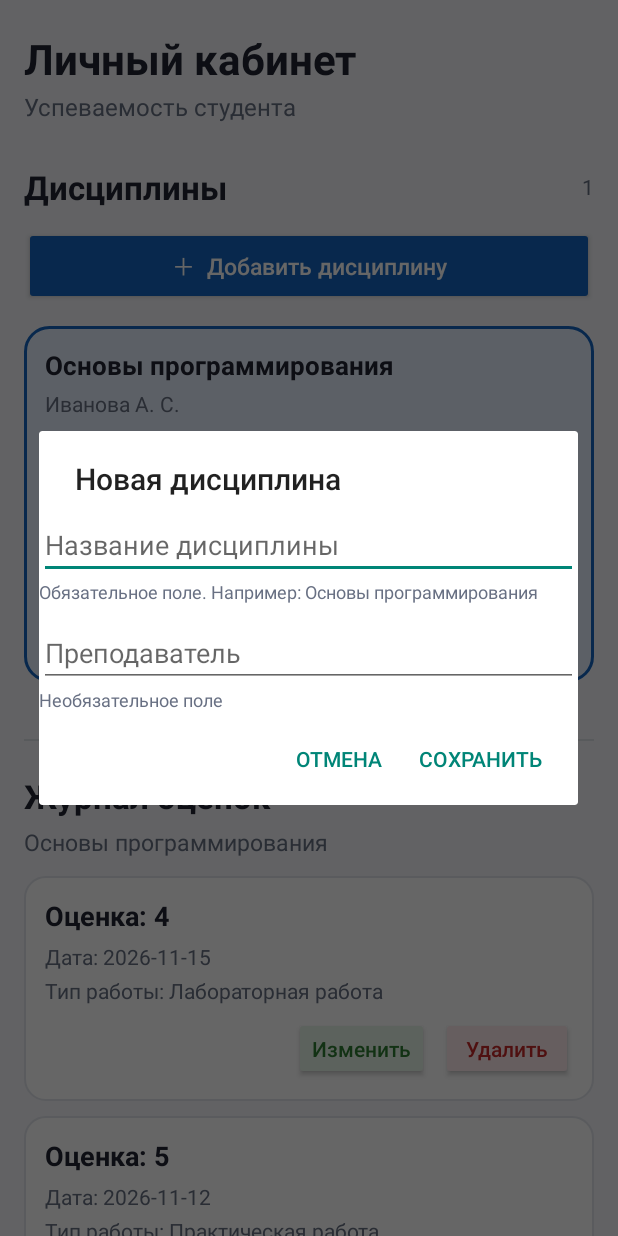
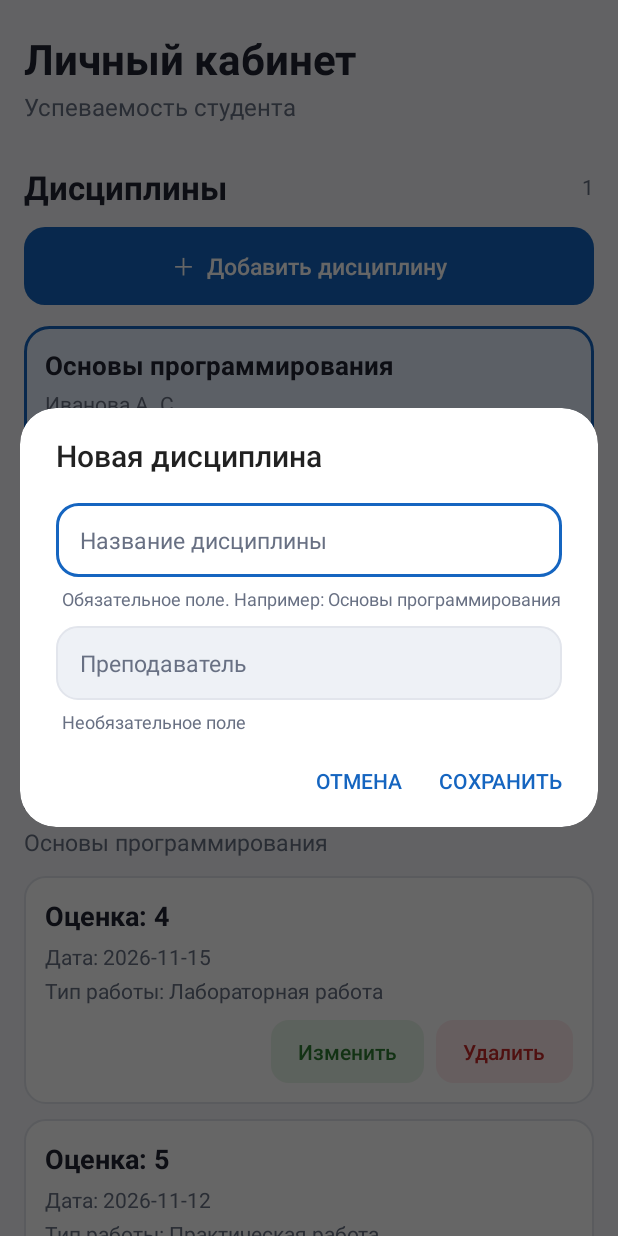
Before and after one commit to Manya-Mari/Studentkab, an Android app built with Jetpack Compose: the screen it shows after launch (MainActivity), after a tap on "＋ Добавить дисциплину", on a phone screen of 412 x 824 dp. Run offline under Robolectric (Android 15) with nearby library versions, the phone set to English and light mode, and no system bars; our stand-ins replace Room's generated code.

Commit message:
update disain

```diff
--- /dev/null
+++ b/app/src/main/res/drawable/bg_button_add.xml
@@ -0,0 +1,15 @@
+<?xml version="1.0" encoding="utf-8"?>
+<selector xmlns:android="http://schemas.android.com/apk/res/android">
+    <item android:state_pressed="true">
+        <shape android:shape="rectangle">
+            <solid android:color="#0D47A1" />
+            <corners android:radius="14dp" />
+        </shape>
+    </item>
+    <item>
+        <shape android:shape="rectangle">
+            <solid android:color="@color/action_add" />
+            <corners android:radius="14dp" />
+        </shape>
+    </item>
+</selector>
--- /dev/null
+++ b/app/src/main/res/drawable/bg_button_delete.xml
@@ -0,0 +1,15 @@
+<?xml version="1.0" encoding="utf-8"?>
+<selector xmlns:android="http://schemas.android.com/apk/res/android">
+    <item android:state_pressed="true">
+        <shape android:shape="rectangle">
+            <solid android:color="#8E0000" />
+            <corners android:radius="14dp" />
+        </shape>
+    </item>
+    <item>
+        <shape android:shape="rectangle">
+            <solid android:color="@color/action_delete" />
+            <corners android:radius="14dp" />
+        </shape>
+    </item>
+</selector>
--- /dev/null
+++ b/app/src/main/res/drawable/bg_button_delete_container.xml
@@ -0,0 +1,15 @@
+<?xml version="1.0" encoding="utf-8"?>
+<selector xmlns:android="http://schemas.android.com/apk/res/android">
+    <item android:state_pressed="true">
+        <shape android:shape="rectangle">
+            <solid android:color="#FFCDD2" />
+            <corners android:radius="12dp" />
+        </shape>
+    </item>
+    <item>
+        <shape android:shape="rectangle">
+            <solid android:color="@color/action_delete_container" />
+            <corners android:radius="12dp" />
+        </shape>
+    </item>
+</selector>
--- /dev/null
+++ b/app/src/main/res/drawable/bg_button_edit.xml
@@ -0,0 +1,15 @@
+<?xml version="1.0" encoding="utf-8"?>
+<selector xmlns:android="http://schemas.android.com/apk/res/android">
+    <item android:state_pressed="true">
+        <shape android:shape="rectangle">
+            <solid android:color="#1B5E20" />
+            <corners android:radius="14dp" />
+        </shape>
+    </item>
+    <item>
+        <shape android:shape="rectangle">
+            <solid android:color="@color/action_edit" />
+            <corners android:radius="14dp" />
+        </shape>
+    </item>
+</selector>
--- /dev/null
+++ b/app/src/main/res/drawable/bg_button_edit_container.xml
@@ -0,0 +1,15 @@
+<?xml version="1.0" encoding="utf-8"?>
+<selector xmlns:android="http://schemas.android.com/apk/res/android">
+    <item android:state_pressed="true">
+        <shape android:shape="rectangle">
+            <solid android:color="#C8E6C9" />
+            <corners android:radius="12dp" />
+        </shape>
+    </item>
+    <item>
+        <shape android:shape="rectangle">
+            <solid android:color="@color/action_edit_container" />
+            <corners android:radius="12dp" />
+        </shape>
+    </item>
+</selector>
--- /dev/null
+++ b/app/src/main/res/drawable/bg_button_primary.xml
@@ -0,0 +1,15 @@
+<?xml version="1.0" encoding="utf-8"?>
+<selector xmlns:android="http://schemas.android.com/apk/res/android">
+    <item android:state_pressed="true">
+        <shape android:shape="rectangle">
+            <solid android:color="#0D47A1" />
+            <corners android:radius="14dp" />
+        </shape>
+    </item>
+    <item>
+        <shape android:shape="rectangle">
+            <solid android:color="@color/action_add" />
+            <corners android:radius="14dp" />
+        </shape>
+    </item>
+</selector>
--- /dev/null
+++ b/app/src/main/res/drawable/bg_dialog.xml
@@ -0,0 +1,6 @@
+<?xml version="1.0" encoding="utf-8"?>
+<shape xmlns:android="http://schemas.android.com/apk/res/android"
+    android:shape="rectangle">
+    <solid android:color="@color/card_surface" />
+    <corners android:radius="24dp" />
+</shape>
--- /dev/null
+++ b/app/src/main/res/drawable/bg_text_input.xml
@@ -0,0 +1,17 @@
+<?xml version="1.0" encoding="utf-8"?>
+<selector xmlns:android="http://schemas.android.com/apk/res/android">
+    <item android:state_focused="true">
+        <shape android:shape="rectangle">
+            <solid android:color="@color/card_surface" />
+            <stroke android:width="2dp" android:color="@color/action_add" />
+            <corners android:radius="14dp" />
+        </shape>
+    </item>
+    <item>
+        <shape android:shape="rectangle">
+            <solid android:color="@color/info_surface" />
+            <stroke android:width="1dp" android:color="@color/card_stroke" />
+            <corners android:radius="14dp" />
+        </shape>
+    </item>
+</selector>
--- a/app/src/main/res/layout/activity_main.xml
+++ b/app/src/main/res/layout/activity_main.xml
@@ -58,14 +58,11 @@
 
         <Button
             android:id="@+id/addDisciplineButton"
+            style="@style/Widget.Studentkab.Button.Add"
             android:layout_width="match_parent"
             android:layout_height="52dp"
             android:layout_marginTop="12dp"
-            android:backgroundTint="@color/action_add"
-            android:text="＋  Добавить дисциплину"
-            android:textAllCaps="false"
-            android:textColor="@android:color/white"
-            android:textSize="15sp" />
+            android:text="＋  Добавить дисциплину" />
 
         <TextView
             android:id="@+id/emptyDisciplines"
--- a/app/src/main/res/layout/dialog_discipline.xml
+++ b/app/src/main/res/layout/dialog_discipline.xml
@@ -3,10 +3,13 @@
     android:layout_width="match_parent"
     android:layout_height="wrap_content"
     android:orientation="vertical"
+    android:paddingStart="24dp"
+    android:paddingEnd="24dp"
     android:paddingTop="8dp">
 
     <EditText
         android:id="@+id/inputDisciplineName"
+        style="@style/Widget.Studentkab.TextInput"
         android:layout_width="match_parent"
         android:layout_height="wrap_content"
         android:hint="Название дисциплины"
@@ -17,15 +20,17 @@
     <TextView
         android:layout_width="match_parent"
         android:layout_height="wrap_content"
+        android:layout_marginTop="6dp"
+        android:layout_marginStart="4dp"
         android:text="Обязательное поле. Например: Основы программирования"
         android:textColor="@color/text_secondary"
         android:textSize="12sp" />
 
     <EditText
         android:id="@+id/inputTeacherName"
+        style="@style/Widget.Studentkab.TextInput"
         android:layout_width="match_parent"
         android:layout_height="wrap_content"
-        android:layout_marginTop="10dp"
         android:hint="Преподаватель"
         android:inputType="textCapSentences"
         android:singleLine="true" />
@@ -33,6 +38,8 @@
     <TextView
         android:layout_width="match_parent"
         android:layout_height="wrap_content"
+        android:layout_marginTop="6dp"
+        android:layout_marginStart="4dp"
         android:text="Необязательное поле"
         android:textColor="@color/text_secondary"
         android:textSize="12sp" />
--- a/app/src/main/res/layout/dialog_grade.xml
+++ b/app/src/main/res/layout/dialog_grade.xml
@@ -12,6 +12,7 @@
 
         <EditText
             android:id="@+id/inputGradeValue"
+            style="@style/Widget.Studentkab.TextInput"
             android:layout_width="match_parent"
             android:layout_height="wrap_content"
             android:hint="Оценка (2–5)"
@@ -20,9 +21,9 @@
 
         <EditText
             android:id="@+id/inputGradeDate"
+            style="@style/Widget.Studentkab.TextInput"
             android:layout_width="match_parent"
             android:layout_height="wrap_content"
-            android:layout_marginTop="8dp"
             android:hint="Дата (ГГГГ-ММ-ДД)"
             android:inputType="date"
             android:singleLine="true" />
@@ -30,24 +31,26 @@
         <TextView
             android:layout_width="match_parent"
             android:layout_height="wrap_content"
+            android:layout_marginTop="6dp"
+            android:layout_marginStart="4dp"
             android:text="Формат: 2026-11-15"
             android:textColor="@color/text_secondary"
             android:textSize="12sp" />
 
         <EditText
             android:id="@+id/inputWorkType"
+            style="@style/Widget.Studentkab.TextInput"
             android:layout_width="match_parent"
             android:layout_height="wrap_content"
-            android:layout_marginTop="8dp"
             android:hint="Тип работы"
             android:inputType="textCapSentences"
             android:singleLine="true" />
 
         <EditText
             android:id="@+id/inputGradeComment"
+            style="@style/Widget.Studentkab.TextInput"
             android:layout_width="match_parent"
             android:layout_height="wrap_content"
-            android:layout_marginTop="8dp"
             android:gravity="top"
             android:hint="Комментарий"
             android:inputType="textCapSentences|textMultiLine"
--- a/app/src/main/res/layout/item_discipline.xml
+++ b/app/src/main/res/layout/item_discipline.xml
@@ -26,31 +26,25 @@
 
     <Button
         android:id="@+id/editDisciplineButton"
+        style="@style/Widget.Studentkab.Button.Edit"
         android:layout_width="match_parent"
         android:layout_height="46dp"
         android:layout_marginTop="12dp"
-        android:backgroundTint="@color/action_edit"
-        android:text="Изменить дисциплину"
-        android:textAllCaps="false"
-        android:textColor="@android:color/white" />
+        android:text="Изменить дисциплину" />
 
     <Button
         android:id="@+id/deleteDisciplineButton"
+        style="@style/Widget.Studentkab.Button.Delete"
         android:layout_width="match_parent"
         android:layout_height="46dp"
         android:layout_marginTop="6dp"
-        android:backgroundTint="@color/action_delete"
-        android:text="Удалить дисциплину"
-        android:textAllCaps="false"
-        android:textColor="@android:color/white" />
+        android:text="Удалить дисциплину" />
 
     <Button
         android:id="@+id/addGradeButton"
+        style="@style/Widget.Studentkab.Button.Add"
         android:layout_width="match_parent"
         android:layout_height="46dp"
         android:layout_marginTop="6dp"
-        android:backgroundTint="@color/action_add"
-        android:text="Добавить оценку"
-        android:textAllCaps="false"
-        android:textColor="@android:color/white" />
+        android:text="Добавить оценку" />
 </LinearLayout>
--- a/app/src/main/res/layout/item_grade.xml
+++ b/app/src/main/res/layout/item_grade.xml
@@ -43,27 +43,23 @@
     <LinearLayout
         android:layout_width="match_parent"
         android:layout_height="wrap_content"
-        android:layout_marginTop="8dp"
+        android:layout_marginTop="10dp"
         android:gravity="end"
         android:orientation="horizontal">
 
         <Button
             android:id="@+id/editGradeButton"
+            style="@style/Widget.Studentkab.Button.Compact.Edit"
             android:layout_width="wrap_content"
             android:layout_height="42dp"
-            android:backgroundTint="@color/action_edit_container"
-            android:text="Изменить"
-            android:textAllCaps="false"
-            android:textColor="@color/action_edit" />
+            android:text="Изменить" />
 
         <Button
             android:id="@+id/deleteGradeButton"
+            style="@style/Widget.Studentkab.Button.Compact.Delete"
             android:layout_width="wrap_content"
             android:layout_height="42dp"
             android:layout_marginStart="8dp"
-            android:backgroundTint="@color/action_delete_container"
-            android:text="Удалить"
-            android:textAllCaps="false"
-            android:textColor="@color/action_delete" />
+            android:text="Удалить" />
     </LinearLayout>
 </LinearLayout>
--- a/app/src/main/res/values/themes.xml
+++ b/app/src/main/res/values/themes.xml
@@ -1,5 +1,77 @@
 <?xml version="1.0" encoding="utf-8"?>
 <resources>
 
-    <style name="Theme.Studentkab" parent="android:Theme.Material.Light.NoActionBar" />
+    <style name="Theme.Studentkab" parent="android:Theme.Material.Light.NoActionBar">
+        <item name="android:colorAccent">@color/action_add</item>
+        <item name="android:alertDialogTheme">@style/Theme.Studentkab.Dialog</item>
+    </style>
+
+    <!-- Тема диалогов -->
+    <style name="Theme.Studentkab.Dialog" parent="android:Theme.Material.Light.Dialog.Alert">
+        <item name="android:colorAccent">@color/action_add</item>
+        <item name="android:windowBackground">@drawable/bg_dialog</item>
+        <item name="android:windowMinWidthMajor">90%</item>
+        <item name="android:windowMinWidthMinor">90%</item>
+        <item name="android:windowContentOverlay">@null</item>
+    </style>
+
+    <!-- Стиль поля ввода в диалогах -->
+    <style name="Widget.Studentkab.TextInput" parent="android:Widget.Material.EditText">
+        <item name="android:background">@drawable/bg_text_input</item>
+        <item name="android:paddingStart">16dp</item>
+        <item name="android:paddingEnd">16dp</item>
+        <item name="android:paddingTop">14dp</item>
+        <item name="android:paddingBottom">14dp</item>
+        <item name="android:textColor">@color/text_primary</item>
+        <item name="android:textColorHint">@color/text_secondary</item>
+        <item name="android:textSize">15sp</item>
+        <item name="android:layout_marginTop">10dp</item>
+    </style>
+
+    <!-- Закруглённые кнопки действий -->
+    <style name="Widget.Studentkab.Button" parent="android:Widget.Material.Button">
+        <item name="android:background">@drawable/bg_button_primary</item>
+        <item name="android:textAllCaps">false</item>
+        <item name="android:textSize">15sp</item>
+        <item name="android:textColor">@android:color/white</item>
+        <item name="android:stateListAnimator">@null</item>
+        <item name="android:insetLeft">0dp</item>
+        <item name="android:insetRight">0dp</item>
+        <item name="android:insetTop">0dp</item>
+        <item name="android:insetBottom">0dp</item>
+    </style>
+
+    <style name="Widget.Studentkab.Button.Edit" parent="Widget.Studentkab.Button">
+        <item name="android:background">@drawable/bg_button_edit</item>
+    </style>
+
+    <style name="Widget.Studentkab.Button.Delete" parent="Widget.Studentkab.Button">
+        <item name="android:background">@drawable/bg_button_delete</item>
+    </style>
+
+    <style name="Widget.Studentkab.Button.Add" parent="Widget.Studentkab.Button">
+        <item name="android:background">@drawable/bg_button_add</item>
+    </style>
+
+    <!-- Компактная кнопка (Изменить/Удалить в карточке оценки) -->
+    <style name="Widget.Studentkab.Button.Compact" parent="Widget.Studentkab.Button">
+        <item name="android:minWidth">0dp</item>
+        <item name="android:minHeight">0dp</item>
+        <item name="android:paddingStart">18dp</item>
+        <item name="android:paddingEnd">18dp</item>
+        <item name="android:paddingTop">0dp</item>
+        <item name="android:paddingBottom">0dp</item>
+        <item name="android:textSize">14sp</item>
+    </style>
+
+    <style name="Widget.Studentkab.Button.Compact.Edit" parent="Widget.Studentkab.Button.Compact">
+        <item name="android:background">@drawable/bg_button_edit_container</item>
+        <item name="android:textColor">@color/action_edit</item>
+    </style>
+
+    <style name="Widget.Studentkab.Button.Compact.Delete" parent="Widget.Studentkab.Button.Compact">
+        <item name="android:background">@drawable/bg_button_delete_container</item>
+        <item name="android:textColor">@color/action_delete</item>
+    </style>
+
 </resources>
```
